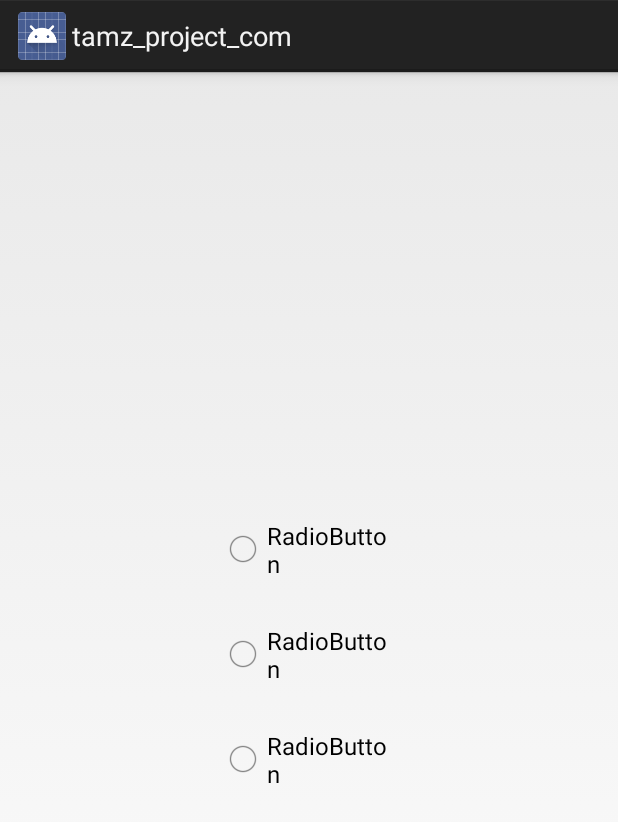
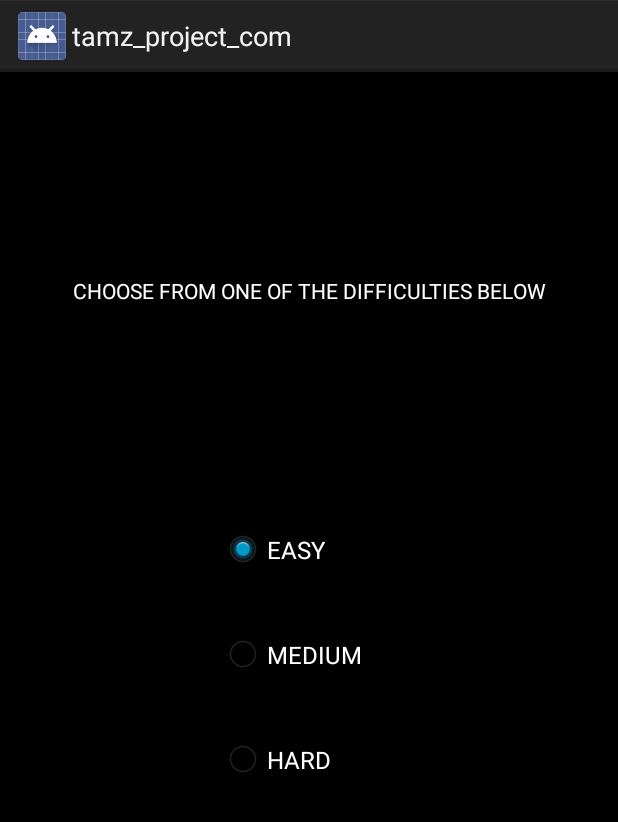
Before and after one commit to tomzv/tamz_project_com, an Android app: the SettingsActivity screen opened directly, with no data from a screen before it, on a phone screen of 412 x 824 dp. Shown: the top 822 px of the screen. Run offline under Robolectric (Android 15) with nearby library versions, the phone set to English and light mode, and no system bars.

Commit message:
Added a list of high scores that's saved in shared preferences. Added Game Over activity. Finished the difficulty selection menu. The project is pretty much done, there will probably be only cosmetic changes in the last commit.

```diff
--- a/app/build.gradle
+++ b/app/build.gradle
@@ -4,7 +4,7 @@ android {
     compileSdkVersion 28
     defaultConfig {
         applicationId "com.example.tomaszvolanek.tamz_project_com"
-        minSdkVersion 19
+        minSdkVersion 24
         targetSdkVersion 28
         versionCode 1
         versionName "1.0"
--- a/app/src/main/AndroidManifest.xml
+++ b/app/src/main/AndroidManifest.xml
@@ -17,7 +17,9 @@
             </intent-filter>
         </activity>
         <activity android:name=".PlayActivity" />
-        <activity android:name=".SettingsActivity"></activity>
+        <activity android:name=".SettingsActivity" />
+        <activity android:name=".HighScoreActivity" />
+        <activity android:name=".GameOverActivity"></activity>
     </application>
 
 </manifest>
--- a/app/src/main/java/com/example/tomaszvolanek/tamz_project_com/PlayActivity.java
+++ b/app/src/main/java/com/example/tomaszvolanek/tamz_project_com/PlayActivity.java
@@ -53,6 +53,7 @@ public class PlayActivity extends Activity implements SensorEventListener2{
         gameView.player = new Player(100, 100, BitmapFactory
                 .decodeResource(this.getResources(), R.drawable.ship), 0, 0);
 
+
     }
 
     View.OnTouchListener myTouchListener = new ImageView.OnTouchListener() {
--- a/app/src/main/java/com/example/tomaszvolanek/tamz_project_com/SettingsActivity.java
+++ b/app/src/main/java/com/example/tomaszvolanek/tamz_project_com/SettingsActivity.java
@@ -3,23 +3,64 @@ package com.example.tomaszvolanek.tamz_project_com;
 import android.app.Activity;
 import android.content.Context;
 import android.content.SharedPreferences;
+import android.graphics.Color;
 import android.os.Bundle;
 import android.view.View;
 import android.widget.RadioButton;
 import android.widget.RadioGroup;
+import android.widget.TextView;
 
 public class SettingsActivity extends Activity {
 
     private SharedPreferences myPreferences;
     private SharedPreferences.Editor mySharedEditor;
-    private RadioGroup radioButtonGroup;
+    private RadioButton easy;
+    private RadioButton medium;
+    private RadioButton hard;
+    private View settingsActivity;
+    private TextView difficultyText;
 
     @Override
     protected void onCreate(Bundle savedInstanceState) {
         super.onCreate(savedInstanceState);
         setContentView(R.layout.activity_settings);
 
+        //Setting the color of the background
+        settingsActivity = findViewById(R.id.settingsAct);
+        settingsActivity.setBackgroundColor(Color.BLACK);
+
+        //Design of the radio buttons
+        easy = findViewById(R.id.easy);
+        medium = findViewById(R.id.medium);
+        hard = findViewById(R.id.hard);
+
+        easy.setText("EASY");
+        easy.setTextColor(Color.WHITE);
+        medium.setText("MEDIUM");
+        medium.setTextColor(Color.WHITE);
+        hard.setText("HARD");
+        hard.setTextColor(Color.WHITE);
+
+        //Making sure the radio button stays selected after the user quits
         myPreferences = getSharedPreferences("myPref", Context.MODE_PRIVATE);
+        String difficulty = myPreferences.getString("difficulty", "easy");
+        switch(difficulty){
+            case("easy"):
+                easy.setChecked(true);
+                break;
+            case("medium"):
+                medium.setChecked(true);
+                break;
+            case("hard"):
+                hard.setChecked(true);
+                break;
+        }
+
+        //Text view appearance
+        difficultyText = findViewById(R.id.textViewDifficulty);
+        difficultyText.setText("CHOOSE FROM ONE OF THE DIFFICULTIES BELOW");
+        difficultyText.setTextColor(Color.WHITE);
+
     }
 
     public void onRadioButtonClicked(View view) {
--- a/app/src/main/res/layout/activity_settings.xml
+++ b/app/src/main/res/layout/activity_settings.xml
@@ -4,9 +4,11 @@
     xmlns:tools="http://schemas.android.com/tools"
     android:layout_width="match_parent"
     android:layout_height="match_parent"
-    tools:context=".SettingsActivity">
+    tools:context=".SettingsActivity"
+    android:id="@+id/settingsAct">
 
     <RadioGroup
+        android:id="@+id/radioGroup"
         android:layout_width="120dp"
         android:layout_height="210dp"
         android:layout_marginStart="8dp"
@@ -23,23 +25,37 @@
             android:layout_width="wrap_content"
             android:layout_height="wrap_content"
             android:layout_weight="1"
-            android:text="RadioButton"
-            android:onClick="onRadioButtonClicked"/>
+            android:onClick="onRadioButtonClicked"
+            android:text="RadioButton" />
 
         <RadioButton
             android:id="@+id/medium"
             android:layout_width="wrap_content"
             android:layout_height="wrap_content"
             android:layout_weight="1"
-            android:text="RadioButton"
-            android:onClick="onRadioButtonClicked"/>
+            android:onClick="onRadioButtonClicked"
+            android:text="RadioButton" />
 
         <RadioButton
             android:id="@+id/hard"
             android:layout_width="wrap_content"
             android:layout_height="wrap_content"
             android:layout_weight="1"
-            android:text="RadioButton"
-            android:onClick="onRadioButtonClicked"/>
+            android:onClick="onRadioButtonClicked"
+            android:text="RadioButton" />
     </RadioGroup>
+
+    <TextView
+        android:id="@+id/textViewDifficulty"
+        android:layout_width="wrap_content"
+        android:layout_height="wrap_content"
+        android:layout_marginStart="8dp"
+        android:layout_marginTop="8dp"
+        android:layout_marginEnd="8dp"
+        android:text="TextView"
+        app:layout_constraintBottom_toTopOf="@+id/radioGroup"
+        app:layout_constraintEnd_toEndOf="parent"
+        app:layout_constraintStart_toStartOf="parent"
+        app:layout_constraintTop_toTopOf="parent" />
+
 </android.support.constraint.ConstraintLayout>
--- a/app/src/main/res/values/colors.xml
+++ b/app/src/main/res/values/colors.xml
@@ -3,4 +3,5 @@
     <color name="colorPrimary">#008577</color>
     <color name="colorPrimaryDark">#00574B</color>
     <color name="colorAccent">#D81B60</color>
+    <color name="white">#FFFFFF</color>
 </resources>
```
Also changed, not shown: app/src/main/java/com/example/tomaszvolanek/tamz_project_com/GameOverActivity.java (added, +79 -0 lines), app/src/main/java/com/example/tomaszvolanek/tamz_project_com/GameSurfaceView.java (+19 -3 lines), app/src/main/java/com/example/tomaszvolanek/tamz_project_com/HighScoreActivity.java (added, +56 -0 lines), app/src/main/java/com/example/tomaszvolanek/tamz_project_com/MainActivity.java (+17 -0 lines), app/src/main/res/layout/activity_game_over.xml (added, +50 -0 lines), app/src/main/res/layout/activity_high_score.xml (added, +16 -0 lines), app/src/main/res/layout/listtextview.xml (added, +12 -0 lines).
